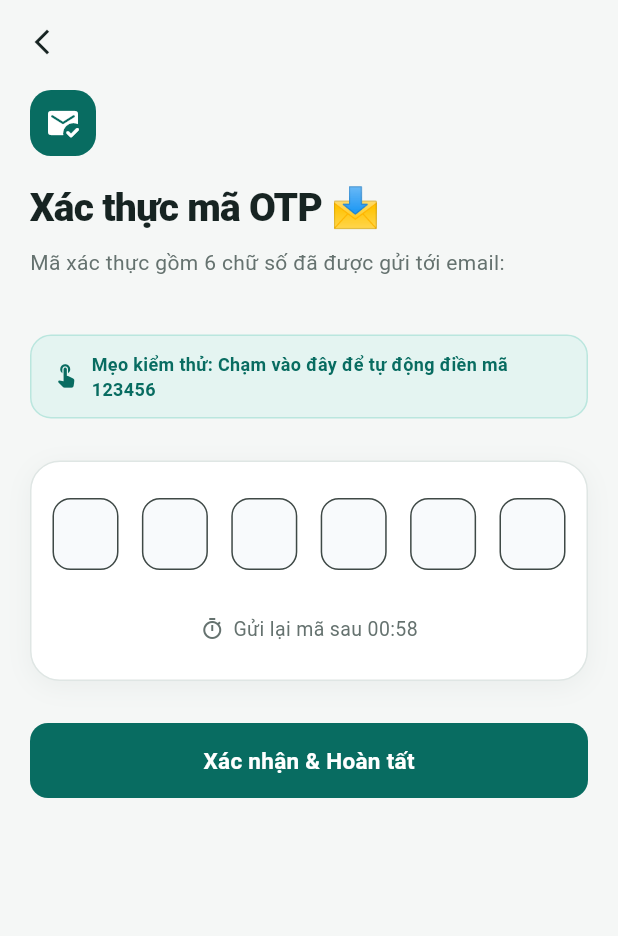
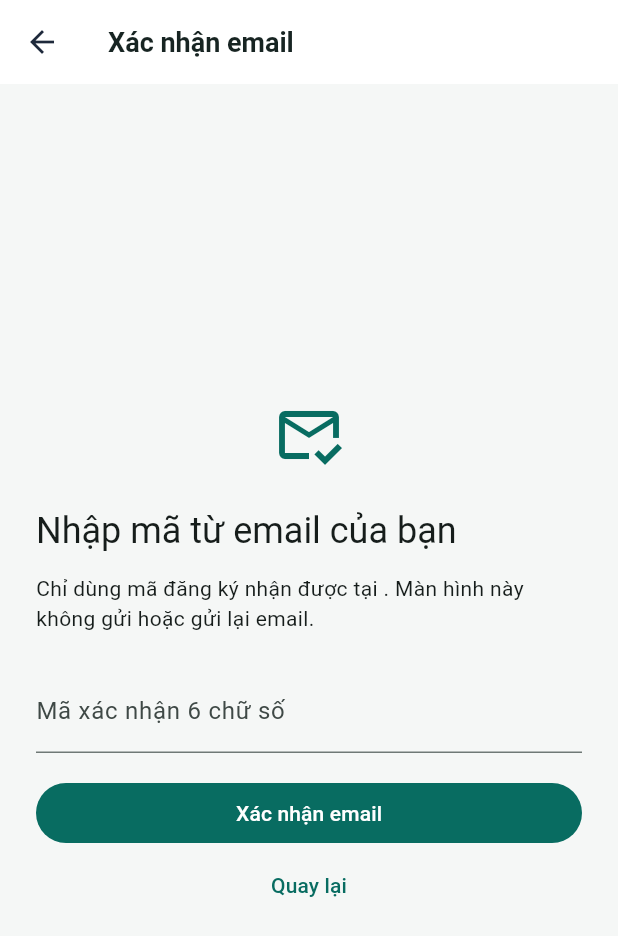
Before and after one commit to plhhoang2005/travel-go-mobile, a Flutter app: the OtpVerificationScreen screen opened directly with empty values, on a phone screen of 412 x 824 dp. Shown: the top 936 px of the screen. Run offline on Flutter 3.47's test engine with Material 3 defaults, Android fonts, the light colour scheme and no system bars; our stand-ins replace app_links, dio, fl_chart, flutter_animate, flutter_map, geolocator and 4 more; accounts and stored records are empty; network calls fail.

Commit message:
fix(auth): remove synthetic OTP verification fallback

```diff
--- a/lib/features/auth/presentation/screens/otp_verification_screen.dart
+++ b/lib/features/auth/presentation/screens/otp_verification_screen.dart
@@ -1,310 +1,160 @@
-import 'dart:async';
 import 'package:flutter/material.dart';
+import 'package:flutter/services.dart';
 import 'package:provider/provider.dart';
-import '../../../../core/widgets/app_button.dart';
+
 import '../../providers/auth_provider.dart';
 import '../../../navigation/presentation/screens/main_navigation_shell.dart';
 
 class OtpVerificationScreen extends StatefulWidget {
   final String email;
   final bool isResetPassword;
-
   const OtpVerificationScreen({
     super.key,
     required this.email,
     this.isResetPassword = false,
   });
-
   @override
   State<OtpVerificationScreen> createState() => _OtpVerificationScreenState();
 }
 
 class _OtpVerificationScreenState extends State<OtpVerificationScreen> {
-  final List<TextEditingController> _controllers =
-      List.generate(6, (_) => TextEditingController());
-  final List<FocusNode> _focusNodes = List.generate(6, (_) => FocusNode());
-
-  int _secondsRemaining = 59;
-  Timer? _timer;
-
-  @override
-  void initState() {
-    super.initState();
-    _startTimer();
-  }
-
-  void _startTimer() {
-    _timer?.cancel();
-    _secondsRemaining = 59;
-    _timer = Timer.periodic(const Duration(seconds: 1), (timer) {
-      if (_secondsRemaining > 0) {
-        setState(() => _secondsRemaining--);
-      } else {
-        timer.cancel();
-      }
-    });
-  }
-
+  final _form = GlobalKey<FormState>();
+  final _code = TextEditingController();
+  bool _busy = false;
   @override
   void dispose() {
-    _timer?.cancel();
-    for (var c in _controllers) {
-      c.dispose();
-    }
-    for (var f in _focusNodes) {
-      f.dispose();
-    }
+    _code.dispose();
     super.dispose();
   }
 
-  String get _enteredOtp => _controllers.map((c) => c.text).join();
-
-  Future<void> _handleVerify() async {
-    final otp = _enteredOtp;
-    if (otp.length < 6) {
-      ScaffoldMessenger.of(context).showSnackBar(
-        const SnackBar(
-          content: Text('Vui lòng nhập đủ 6 chữ số OTP'),
-          backgroundColor: Color(0xFFEF4444),
-          behavior: SnackBarBehavior.floating,
-        ),
-      );
+  Future<void> _verify() async {
+    final auth = context.read<AuthProvider>();
+    final trimmedEmail = widget.email.trim();
+    if (widget.isResetPassword ||
+        _busy ||
+        auth.isLoading ||
+        trimmedEmail.isEmpty ||
+        !trimmedEmail.contains('@') ||
+        !_form.currentState!.validate()) {
       return;
     }
-
-    final auth = context.read<AuthProvider>();
-    final success = await auth.verifyOtp(otp, email: widget.email);
-
-    if (!mounted) return;
-
-    if (success) {
-      ScaffoldMessenger.of(context).showSnackBar(
-        SnackBar(
-          content: Text(widget.isResetPassword
-              ? 'Xác thực thành công! Đã khôi phục tài khoản.'
-              : 'Xác thực tài khoản thành công!'),
-          backgroundColor: const Color(0xFF086C61),
-          behavior: SnackBarBehavior.floating,
-        ),
-      );
+    FocusScope.of(context).unfocus();
+    setState(() => _busy = true);
+    try {
+      final ok = await auth.verifyOtp(_code.text, email: widget.email);
+      if (!mounted || ModalRoute.of(context)?.isCurrent != true) return;
+      if (ok && auth.isAuthenticated && !auth.isGuest) {
         Navigator.of(context).pushAndRemoveUntil(
           MaterialPageRoute(builder: (_) => const MainNavigationShell()),
-        (route) => false,
-      );
-    } else {
-      ScaffoldMessenger.of(context).showSnackBar(
-        SnackBar(
-          content: Text(auth.errorMessage ?? 'Mã xác thực không chính xác.'),
-          backgroundColor: const Color(0xFFEF4444),
-          behavior: SnackBarBehavior.floating,
-        ),
+          (_) => false,
         );
       }
+    } finally {
+      if (mounted) setState(() => _busy = false);
     }
-
-  void _fillQuickDemoOtp() {
-    const demo = '123456';
-    for (int i = 0; i < 6; i++) {
-      _controllers[i].text = demo[i];
-    }
-    _handleVerify();
   }
 
   @override
   Widget build(BuildContext context) {
     final auth = context.watch<AuthProvider>();
-
+    final busy = _busy || auth.isLoading;
     return Scaffold(
-      backgroundColor: const Color(0xFFF5F7F6),
-      appBar: AppBar(
-        backgroundColor: Colors.transparent,
-        elevation: 0,
-        leading: IconButton(
-          icon: const Icon(Icons.arrow_back_ios_new, size: 20, color: Color(0xFF172422)),
-          onPressed: () => Navigator.of(context).pop(),
+      appBar: AppBar(title: const Text('Xác nhận email')),
+      body: SafeArea(
+        child: Center(
+          child: ConstrainedBox(
+            constraints: const BoxConstraints(maxWidth: 520),
+            child: SingleChildScrollView(
+              padding: const EdgeInsets.all(24),
+              child: Form(
+                key: _form,
+                child: Column(
+                  crossAxisAlignment: CrossAxisAlignment.stretch,
+                  children: [
+                    Icon(
+                      Icons.mark_email_read_outlined,
+                      size: 48,
+                      color: Theme.of(context).colorScheme.primary,
+                    ),
+                    const SizedBox(height: 24),
+                    Text(
+                      widget.isResetPassword
+                          ? 'Khôi phục mật khẩu chưa khả dụng'
+                          : 'Nhập mã từ email của bạn',
+                      style: Theme.of(context).textTheme.headlineSmall,
+                    ),
+                    const SizedBox(height: 12),
+                    if (widget.isResetPassword)
+                      const Text(
+                        'Màn hình này không thể đặt lại mật khẩu. Chưa có yêu cầu khôi phục nào được gửi.',
+                      )
+                    else ...[
+                      Text(
+                        'Chỉ dùng mã đăng ký nhận được tại ${widget.email}. Màn hình này không gửi hoặc gửi lại email.',
+                      ),
+                      const SizedBox(height: 24),
+                      TextFormField(
+                        key: const ValueKey('otp-code'),
+                        controller: _code,
+                        enabled: !busy,
+                        keyboardType: TextInputType.number,
+                        autofillHints: const [AutofillHints.oneTimeCode],
+                        inputFormatters: [
+                          FilteringTextInputFormatter.digitsOnly,
+                          LengthLimitingTextInputFormatter(6),
+                        ],
+                        textInputAction: TextInputAction.done,
+                        onFieldSubmitted: (_) => _verify(),
+                        decoration: const InputDecoration(
+                          labelText: 'Mã xác nhận 6 chữ số',
+                        ),
+                        validator: (v) =>
+                            (v == null || !RegExp(r'^\d{6}$').hasMatch(v.trim()))
+                                ? 'Nhập đủ 6 chữ số'
+                                : null,
+                      ),
+                      const SizedBox(height: 16),
+                      if (busy)
+                        Semantics(
+                          liveRegion: true,
+                          child: const Text('Đang xác nhận mã…'),
+                        ),
+                      if (!busy && auth.errorMessage != null)
+                        Text(
+                          auth.errorMessage!,
+                          style: TextStyle(
+                            color: Theme.of(context).colorScheme.error,
                           ),
                         ),
-      body: SafeArea(
-        child: SingleChildScrollView(
-          padding: const EdgeInsets.symmetric(horizontal: 20.0, vertical: 4.0),
-          child: Column(
-            crossAxisAlignment: CrossAxisAlignment.start,
+                      FilledButton(
+                        onPressed: busy ? null : _verify,
+                        child: Wrap(
+                          spacing: 12,
+                          runSpacing: 8,
+                          crossAxisAlignment: WrapCrossAlignment.center,
+                          alignment: WrapAlignment.center,
                           children: [
-              // Top Brand Mark
-              Container(
-                width: 44,
-                height: 44,
-                decoration: BoxDecoration(
-                  color: const Color(0xFF086C61),
-                  borderRadius: BorderRadius.circular(14),
-                ),
-                child: const Center(
-                  child: Icon(Icons.mark_email_read_rounded, color: Colors.white, size: 24),
+                            if (busy)
+                              const SizedBox(
+                                width: 20,
+                                height: 20,
+                                child: CircularProgressIndicator(
+                                  strokeWidth: 2,
                                 ),
                               ),
-              const SizedBox(height: 16),
-
-              const Text(
-                'Xác thực mã OTP 📩',
-                style: TextStyle(
-                  fontSize: 26,
-                  fontWeight: FontWeight.w900,
-                  color: Color(0xFF172422),
-                  letterSpacing: -0.5,
+                            const Text('Xác nhận email'),
+                          ],
                         ),
                       ),
-              const SizedBox(height: 8),
-              Text(
-                'Mã xác thực gồm 6 chữ số đã được gửi tới email:\n${widget.email}',
-                style: const TextStyle(fontSize: 14, height: 1.5, color: Color(0xFF65726F)),
-              ),
-              const SizedBox(height: 16),
-
-              // Demo quick tip chip
-              GestureDetector(
-                onTap: _fillQuickDemoOtp,
-                child: Container(
-                  padding: const EdgeInsets.symmetric(horizontal: 14, vertical: 10),
-                  decoration: BoxDecoration(
-                    color: const Color(0xFFE4F4F1),
-                    borderRadius: BorderRadius.circular(14),
-                    border: Border.all(color: const Color(0xFFBAE6DE)),
-                  ),
-                  child: Row(
-                    children: const [
-                      Icon(Icons.touch_app_rounded, size: 18, color: Color(0xFF086C61)),
-                      SizedBox(width: 8),
-                      Expanded(
-                        child: Text(
-                          'Mẹo kiểm thử: Chạm vào đây để tự động điền mã 123456',
-                          style: TextStyle(
-                            fontSize: 12,
-                            fontWeight: FontWeight.w700,
-                            color: Color(0xFF086C61),
-                          ),
-                        ),
+                    ],
+                    TextButton(
+                      onPressed: () => Navigator.of(context).maybePop(),
+                      child: const Text('Quay lại'),
                     ),
                   ],
                 ),
               ),
             ),
-
-              const SizedBox(height: 28),
-
-              // 6 Digits Box Row in Card
-              Container(
-                padding: const EdgeInsets.symmetric(horizontal: 14, vertical: 24),
-                decoration: BoxDecoration(
-                  color: Colors.white,
-                  borderRadius: BorderRadius.circular(20),
-                  border: Border.all(color: const Color(0xFFDFE6E4)),
-                  boxShadow: [
-                    BoxShadow(
-                      color: const Color(0xFF112F2B).withValues(alpha: 0.05),
-                      blurRadius: 14,
-                      offset: const Offset(0, 4),
-                    ),
-                  ],
-                ),
-                child: Column(
-                  children: [
-                    Row(
-                      mainAxisAlignment: MainAxisAlignment.spaceBetween,
-                      children: List.generate(6, (index) {
-                        return SizedBox(
-                          width: 44,
-                          height: 54,
-                          child: TextField(
-                            controller: _controllers[index],
-                            focusNode: _focusNodes[index],
-                            keyboardType: TextInputType.number,
-                            textAlign: TextAlign.center,
-                            maxLength: 1,
-                            style: const TextStyle(
-                              fontSize: 22,
-                              fontWeight: FontWeight.bold,
-                              color: Color(0xFF172422),
-                            ),
-                            decoration: InputDecoration(
-                              counterText: '',
-                              filled: true,
-                              fillColor: const Color(0xFFF8FAFC),
-                              contentPadding: EdgeInsets.zero,
-                              border: OutlineInputBorder(
-                                borderRadius: BorderRadius.circular(12),
-                                borderSide: const BorderSide(color: Color(0xFFDFE6E4)),
-                              ),
-                              focusedBorder: OutlineInputBorder(
-                                borderRadius: BorderRadius.circular(12),
-                                borderSide: const BorderSide(
-                                  color: Color(0xFF086C61),
-                                  width: 2,
-                                ),
-                              ),
-                            ),
-                            onChanged: (val) {
-                              if (val.isNotEmpty && index < 5) {
-                                _focusNodes[index + 1].requestFocus();
-                              } else if (val.isEmpty && index > 0) {
-                                _focusNodes[index - 1].requestFocus();
-                              }
-                              if (_enteredOtp.length == 6) {
-                                _handleVerify();
-                              }
-                            },
-                          ),
-                        );
-                      }),
-                    ),
-
-                    const SizedBox(height: 24),
-
-                    // Countdown / Resend
-                    Row(
-                      mainAxisAlignment: MainAxisAlignment.center,
-                      children: [
-                        Icon(
-                          Icons.timer_outlined,
-                          size: 16,
-                          color: _secondsRemaining > 0 ? const Color(0xFF65726F) : const Color(0xFF086C61),
-                        ),
-                        const SizedBox(width: 6),
-                        Text(
-                          _secondsRemaining > 0
-                              ? 'Gửi lại mã sau 00:${_secondsRemaining.toString().padLeft(2, '0')}'
-                              : 'Chưa nhận được mã? ',
-                          style: const TextStyle(fontSize: 13, color: Color(0xFF65726F)),
-                        ),
-                        if (_secondsRemaining == 0)
-                          GestureDetector(
-                            onTap: _startTimer,
-                            child: const Text(
-                              'Gửi lại ngay',
-                              style: TextStyle(
-                                fontSize: 13,
-                                fontWeight: FontWeight.bold,
-                                color: Color(0xFF086C61),
-                              ),
-                            ),
-                          ),
-                      ],
-                    ),
-                  ],
-                ),
-              ),
-
-              const SizedBox(height: 28),
-
-              AppButton(
-                label: 'Xác nhận & Hoàn tất',
-                width: double.infinity,
-                backgroundColor: const Color(0xFF086C61),
-                isLoading: auth.isLoading,
-                onPressed: _handleVerify,
-              ),
-
-              const SizedBox(height: 24),
-            ],
           ),
         ),
       ),
```
Also changed, not shown: lib/features/auth/providers/auth_provider.dart (+163 -33 lines), 2 other files. Lines whose indentation alone changed are shown as unchanged.
